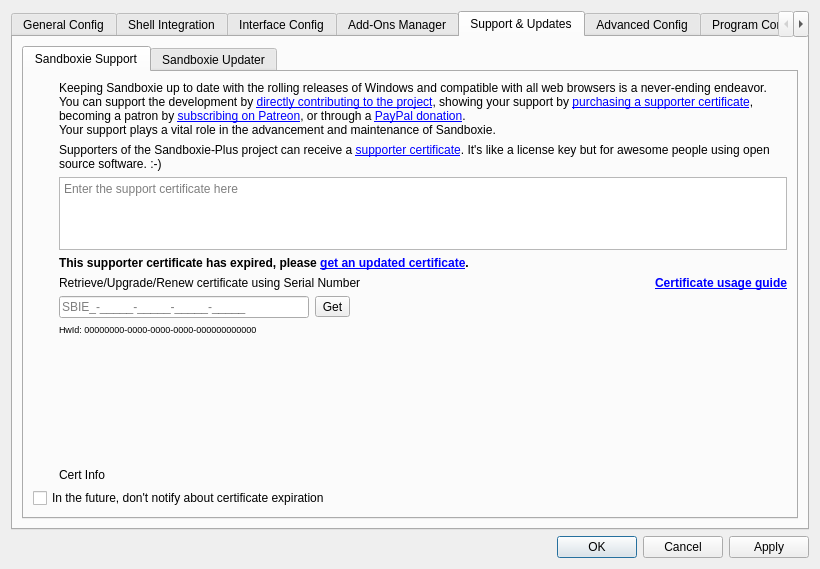
Old version of the form SandboxiePlus/SandMan/Forms/SettingsWindow.ui in the repository sandboxie-plus/Sandboxie.
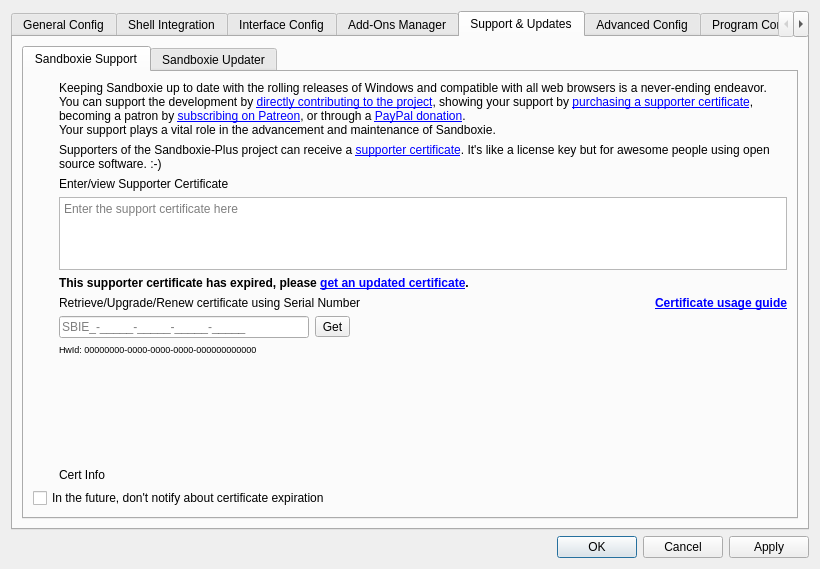
New version of the form. The open tabs and pages were chosen to show the change. Icons and pictures are not drawn.

```diff
--- a/SandboxiePlus/SandMan/Forms/SettingsWindow.ui
+++ b/SandboxiePlus/SandMan/Forms/SettingsWindow.ui
@@ -1592,17 +1592,75 @@
                <property name="leftMargin">
                 <number>0</number>
                </property>
-               <item row="6" column="1" colspan="3">
-                <widget class="QLabel" name="lblSerial">
+               <item row="5" column="1" colspan="4">
+                <widget class="QPlainTextEdit" name="txtCertificate">
+                 <property name="maximumSize">
+                  <size>
+                   <width>16777215</width>
+                   <height>73</height>
+                  </size>
+                 </property>
+                 <property name="placeholderText">
+                  <string>Enter the support certificate here</string>
+                 </property>
+                </widget>
+               </item>
+               <item row="8" column="2">
+                <widget class="QToolButton" name="btnGetCert">
                  <property name="text">
-                  <string>Retrieve/Upgrade/Renew certificate using Serial Number</string>
+                  <string>Get</string>
                  </property>
-                 <property name="openExternalLinks">
-                  <bool>false</bool>
+                </widget>
+               </item>
+               <item row="3" column="1" colspan="4">
+                <widget class="QLabel" name="lblSupportCert">
+                 <property name="text">
+                  <string>Supporters of the Sandboxie-Plus project can receive a &lt;a href=&quot;https://sandboxie-plus.com/go.php?to=sbie-cert&quot;&gt;supporter certificate&lt;/a&gt;. It's like a license key but for awesome people using open source software. :-)</string>
                  </property>
+                 <property name="wordWrap">
+                  <bool>true</bool>
+                 </property>
                 </widget>
                </item>
-               <item row="7" column="1">
+               <item row="7" column="4">
+                <widget class="QLabel" name="lblCertGuide">
+                 <property name="font">
+                  <font>
+                   <bold>true</bold>
+                   <kerning>true</kerning>
+                  </font>
+                 </property>
+                 <property name="text">
+                  <string>&lt;a href=&quot;https://sandboxie-plus.com/go.php?to=sbie-use-cert&quot;&gt;Certificate usage guide&lt;/a&gt;</string>
+                 </property>
+                 <property name="alignment">
+                  <set>Qt::AlignRight|Qt::AlignTrailing|Qt::AlignVCenter</set>
+                 </property>
+                 <property name="wordWrap">
+                  <bool>true</bool>
+                 </property>
+                </widget>
+               </item>
+               <item row="1" column="1" rowspan="2" colspan="4">
+                <widget class="QLabel" name="lblSupport">
+                 <property name="sizePolicy">
+                  <sizepolicy hsizetype="Preferred" vsizetype="Ignored">
+                   <horstretch>0</horstretch>
+                   <verstretch>0</verstretch>
+                  </sizepolicy>
+                 </property>
+                 <property name="text">
+                  <string>Keeping Sandboxie up to date with the rolling releases of Windows and compatible with all web browsers is a never-ending endeavor. You can support the development by &lt;a href=&quot;https://sandboxie-plus.com/go.php?to=sbie-contribute&quot;&gt;directly contributing to the project&lt;/a&gt;, showing your support by &lt;a href=&quot;https://sandboxie-plus.com/go.php?to=sbie-obtain-cert&quot;&gt;purchasing a supporter certificate&lt;/a&gt;, becoming a patron by &lt;a href=&quot;https://sandboxie-plus.com/go.php?to=patreon&quot;&gt;subscribing on Patreon&lt;/a&gt;, or through a &lt;a href=&quot;https://sandboxie-plus.com/go.php?to=donate&quot;&gt;PayPal donation&lt;/a&gt;.&lt;br /&gt;Your support plays a vital role in the advancement and maintenance of Sandboxie.</string>
+                 </property>
+                 <property name="textFormat">
+                  <enum>Qt::RichText</enum>
+                 </property>
+                 <property name="wordWrap">
+                  <bool>true</bool>
+                 </property>
+                </widget>
+               </item>
+               <item row="8" column="1">
                 <widget class="QLineEdit" name="txtSerial">
                  <property name="minimumSize">
                   <size>
@@ -1621,33 +1679,13 @@
                  </property>
                 </widget>
                </item>
-               <item row="8" column="1" colspan="2">
-                <widget class="QLabel" name="lblHwId">
-                 <property name="font">
-                  <font>
-                   <pointsize>7</pointsize>
-                   <kerning>true</kerning>
-                  </font>
-                 </property>
+               <item row="7" column="1" colspan="3">
+                <widget class="QLabel" name="lblSerial">
                  <property name="text">
-                  <string>HwId: 00000000-0000-0000-0000-000000000000</string>
+                  <string>Retrieve/Upgrade/Renew certificate using Serial Number</string>
                  </property>
-                </widget>
-               </item>
-               <item row="5" column="1" colspan="3">
-                <widget class="QLabel" name="lblCertExp">
-                 <property name="font">
-                  <font>
-                   <weight>75</weight>
-                   <bold>true</bold>
-                   <kerning>true</kerning>
-                  </font>
-                 </property>
-                 <property name="text">
-                  <string>This supporter certificate has expired, please &lt;a href=&quot;https://sandboxie-plus.com/go.php?to=sbie-renew-cert&quot;&gt;get an updated certificate&lt;/a&gt;.</string>
-                 </property>
-                 <property name="wordWrap">
-                  <bool>true</bool>
+                 <property name="openExternalLinks">
+                  <bool>false</bool>
                  </property>
                 </widget>
                </item>
@@ -1670,14 +1708,7 @@
                  </property>
                 </widget>
                </item>
-               <item row="7" column="2">
-                <widget class="QToolButton" name="btnGetCert">
-                 <property name="text">
-                  <string>Get</string>
-                 </property>
-                </widget>
-               </item>
-               <item row="10" column="0">
+               <item row="11" column="0">
                 <spacer name="verticalSpacer_5">
                  <property name="orientation">
                   <enum>Qt::Vertical</enum>
@@ -1690,20 +1721,7 @@
                  </property>
                 </spacer>
                </item>
-               <item row="4" column="1" colspan="4">
-                <widget class="QPlainTextEdit" name="txtCertificate">
-                 <property name="maximumSize">
-                  <size>
-                   <width>16777215</width>
-                   <height>73</height>
-                  </size>
-                 </property>
-                 <property name="placeholderText">
-                  <string>Enter the support certificate here</string>
-                 </property>
-                </widget>
-               </item>
-               <item row="7" column="3" colspan="2">
+               <item row="8" column="3" colspan="2">
                 <spacer name="horizontalSpacer_3">
                  <property name="orientation">
                   <enum>Qt::Horizontal</enum>
@@ -1716,63 +1734,23 @@
                  </property>
                 </spacer>
                </item>
-               <item row="3" column="1" colspan="4">
-                <widget class="QLabel" name="lblSupportCert">
-                 <property name="text">
-                  <string>Supporters of the Sandboxie-Plus project can receive a &lt;a href=&quot;https://sandboxie-plus.com/go.php?to=sbie-cert&quot;&gt;supporter certificate&lt;/a&gt;. It's like a license key but for awesome people using open source software. :-)</string>
-                 </property>
-                 <property name="wordWrap">
-                  <bool>true</bool>
-                 </property>
-                </widget>
-               </item>
-               <item row="1" column="1" rowspan="2" colspan="4">
-                <widget class="QLabel" name="lblSupport">
-                 <property name="sizePolicy">
-                  <sizepolicy hsizetype="Preferred" vsizetype="Ignored">
-                   <horstretch>0</horstretch>
-                   <verstretch>0</verstretch>
-                  </sizepolicy>
-                 </property>
-                 <property name="text">
-                  <string>Keeping Sandboxie up to date with the rolling releases of Windows and compatible with all web browsers is a never-ending endeavor. You can support the development by &lt;a href=&quot;https://sandboxie-plus.com/go.php?to=sbie-contribute&quot;&gt;directly contributing to the project&lt;/a&gt;, showing your support by &lt;a href=&quot;https://sandboxie-plus.com/go.php?to=sbie-obtain-cert&quot;&gt;purchasing a supporter certificate&lt;/a&gt;, becoming a patron by &lt;a href=&quot;https://sandboxie-plus.com/go.php?to=patreon&quot;&gt;subscribing on Patreon&lt;/a&gt;, or through a &lt;a href=&quot;https://sandboxie-plus.com/go.php?to=donate&quot;&gt;PayPal donation&lt;/a&gt;.&lt;br /&gt;Your support plays a vital role in the advancement and maintenance of Sandboxie.</string>
-                 </property>
-                 <property name="textFormat">
-                  <enum>Qt::RichText</enum>
-                 </property>
-                 <property name="wordWrap">
-                  <bool>true</bool>
-                 </property>
-                </widget>
-               </item>
-               <item row="6" column="4">
-                <widget class="QLabel" name="lblCertGuide">
+               <item row="6" column="1" colspan="3">
+                <widget class="QLabel" name="lblCertExp">
                  <property name="font">
                   <font>
-                   <weight>75</weight>
                    <bold>true</bold>
                    <kerning>true</kerning>
                   </font>
                  </property>
                  <property name="text">
-                  <string>&lt;a href=&quot;https://sandboxie-plus.com/go.php?to=sbie-use-cert&quot;&gt;Certificate usage guide&lt;/a&gt;</string>
-                 </property>
-                 <property name="alignment">
-                  <set>Qt::AlignRight|Qt::AlignTrailing|Qt::AlignVCenter</set>
+                  <string>This supporter certificate has expired, please &lt;a href=&quot;https://sandboxie-plus.com/go.php?to=sbie-renew-cert&quot;&gt;get an updated certificate&lt;/a&gt;.</string>
                  </property>
                  <property name="wordWrap">
                   <bool>true</bool>
                  </property>
                 </widget>
                </item>
-               <item row="12" column="0" colspan="3">
-                <widget class="QCheckBox" name="chkNoCheck">
-                 <property name="text">
-                  <string>In the future, don't notify about certificate expiration</string>
-                 </property>
-                </widget>
-               </item>
-               <item row="11" column="1" colspan="4">
+               <item row="12" column="1" colspan="4">
                 <widget class="QLabel" name="lblCert">
                  <property name="font">
                   <font>
@@ -1788,6 +1766,36 @@
                  </property>
                 </widget>
                </item>
+               <item row="9" column="1" colspan="2">
+                <widget class="QLabel" name="lblHwId">
+                 <property name="font">
+                  <font>
+                   <pointsize>7</pointsize>
+                   <kerning>true</kerning>
+                  </font>
+                 </property>
+                 <property name="text">
+                  <string>HwId: 00000000-0000-0000-0000-000000000000</string>
+                 </property>
+                </widget>
+               </item>
+               <item row="13" column="0" colspan="3">
+                <widget class="QCheckBox" name="chkNoCheck">
+                 <property name="text">
+                  <string>In the future, don't notify about certificate expiration</string>
+                 </property>
+                </widget>
+               </item>
+               <item row="4" column="1">
+                <widget class="QLabel" name="lblCertEntry">
+                 <property name="text">
+                  <string>Enter/view Supporter Certificate</string>
+                 </property>
+                 <property name="openExternalLinks">
+                  <bool>false</bool>
+                 </property>
+                </widget>
+               </item>
               </layout>
              </item>
             </layout>
@@ -1833,7 +1841,6 @@
                 <widget class="QLabel" name="lblUpdates">
                  <property name="font">
                   <font>
-                   <weight>75</weight>
                    <bold>true</bold>
                    <kerning>true</kerning>
                   </font>
```
